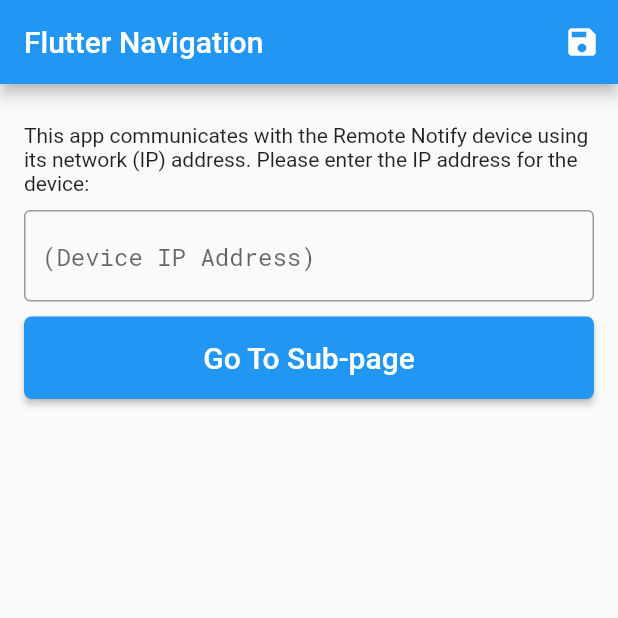
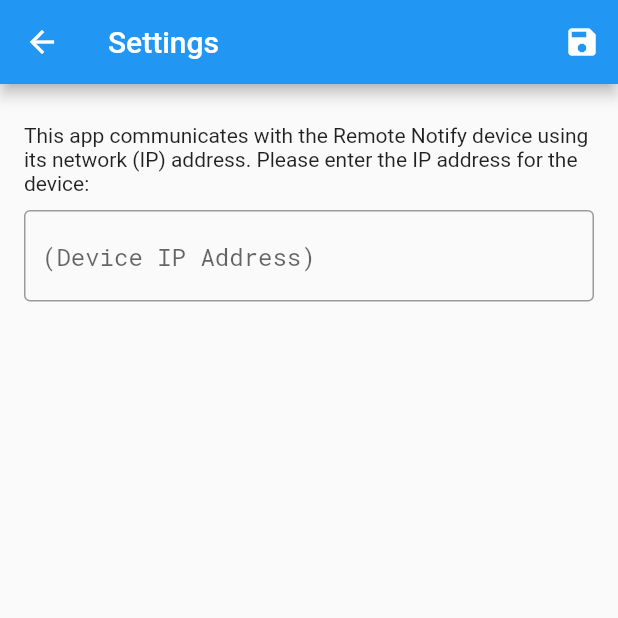
Before and after one commit to johnwargo/flutter-navigation-sample, a Flutter app: the screen it shows after launch, after a tap on "Go To Sub-page", on a phone screen of 412 x 824 dp, the top half of it. Run offline on Flutter 3.47's test engine with Material 2 defaults, Android fonts, the phone set to English and light mode, and no system bars; our stand-ins replace shared_preferences.

Commit message:
added settings page

```diff
--- a/lib/classes/config.dart
+++ b/lib/classes/config.dart
@@ -14,7 +14,7 @@ class Config {
 
   Config._internal() {
     print('Config constructor');
-    loadData();
+//    loadData();
   }
 
   Future loadData() async {
@@ -47,10 +47,4 @@ class Config {
     SharedPreferences prefs = await SharedPreferences.getInstance();
     prefs.setString(key, value);
   }
-
-//  _saveBool(key, value) async {
-//    print('Config: _saveBool($key, $value)');
-//    SharedPreferences prefs = await SharedPreferences.getInstance();
-//    prefs.setBool(key, value);
-//  }
 }
--- a/lib/pages/home.dart
+++ b/lib/pages/home.dart
@@ -1,4 +1,5 @@
 import 'package:flutter/material.dart';
+import './settings.dart';
 import '../classes/config.dart';
 
 final Config config = new Config();
@@ -43,6 +44,12 @@ class _MyHomePageState extends State<MyHomePage> {
 
   void _openPage() {
     print('Home: _openPage()');
+    Navigator.push(
+        context,
+        MaterialPageRoute(
+            builder: (BuildContext context) => SettingsPage(),
+            settings: RouteSettings(name: '/settings')
+        ));
   }
 
   @override
@@ -110,65 +117,4 @@ class _MyHomePageState extends State<MyHomePage> {
           }
         });
   }
-
-//  @override
-//  Widget build(BuildContext context) {
-//    return Scaffold(
-//      appBar: AppBar(title: Text(widget.appName), actions: <Widget>[
-//        IconButton(
-//          icon: Icon(Icons.refresh),
-//          onPressed: () {
-//            print('Home: Refresh button tapped');
-//            _deviceAddress = config.deviceAddress;
-//            deviceAddressController.text = _deviceAddress;
-//            setState(() {});
-//          },
-//        ),
-//        IconButton(
-//          icon: Icon(Icons.save),
-//          onPressed: () {
-//            print('Home: Save button tapped');
-//            // Save the data to preferences
-//            config.deviceAddress = _deviceAddress;
-//          },
-//        ),
-//      ]),
-//      body: SafeArea(
-//        child: ListView(
-//          padding: const EdgeInsets.all(16.0),
-//          children: <Widget>[
-//            SizedBox(height: 10),
-//            Text(
-//                "This app communicates with the Remote Notify device using its network (IP) address. Please enter the IP address for the device:"),
-//            SizedBox(height: 10),
-//            TextField(
-//              controller: deviceAddressController,
-//              onChanged: updateDeviceAddress,
-//              decoration: InputDecoration(
-//                  border: OutlineInputBorder(),
-//                  hintText: '(Device IP Address)'),
-//              style: TextStyle(fontFamily: 'Roboto Mono'),
-//            ),
-//            SizedBox(height: 10),
-//            RaisedButton(
-//              color: Colors.blue,
-//              textColor: Colors.white,
-//              disabledColor: Colors.grey,
-//              disabledTextColor: Colors.black,
-//              padding: EdgeInsets.all(16.0),
-//              shape: RoundedRectangleBorder(
-//                borderRadius: BorderRadius.circular(5),
-//              ),
-//              splashColor: Colors.blueAccent,
-//              onPressed: _openPage,
-//              child: Text(
-//                "Go To Sub-page",
-//                style: TextStyle(fontSize: 20.0),
-//              ),
-//            ),
-//          ],
-//        ),
-//      ),
-//    );
-//  }
 }
--- /dev/null
+++ b/lib/pages/settings.dart
@@ -0,0 +1,68 @@
+import 'package:flutter/material.dart';
+import '../classes/config.dart';
+
+final Config config = new Config();
+
+class SettingsPage extends StatefulWidget {
+  SettingsPage({Key key}) : super(key: key);
+
+  @override
+  _SettingsPageState createState() => _SettingsPageState();
+}
+
+class _SettingsPageState extends State<SettingsPage> {
+  // Text Editing Controllers
+  TextEditingController deviceAddressController;
+
+  String _deviceAddress = config.deviceAddress;
+
+  @override
+  void initState() {
+    print('Settings: initState()');
+    super.initState();
+
+    // Set the initial value for the edit field
+    deviceAddressController = TextEditingController(text: _deviceAddress);
+  }
+
+  void updateDeviceAddress(String value) {
+    print('Settings: _updateDeviceAddress($value)');
+    _deviceAddress = value;
+  }
+
+  @override
+  Widget build(BuildContext context) {
+    return Scaffold(
+      appBar: AppBar(title: Text('Settings'), actions: <Widget>[
+        IconButton(
+          icon: Icon(Icons.save),
+          onPressed: () {
+            print('Settings: Save button tapped');
+            // Save the data to preferences
+            config.deviceAddress = _deviceAddress;
+          },
+        ),
+      ]),
+      body: SafeArea(
+        child: ListView(
+          padding: const EdgeInsets.all(16.0),
+          children: <Widget>[
+            SizedBox(height: 10),
+            Text(
+                "This app communicates with the Remote Notify device using its network (IP) address. Please enter the IP address for the device:"),
+            SizedBox(height: 10),
+            TextField(
+              controller: deviceAddressController,
+              onChanged: updateDeviceAddress,
+              decoration: InputDecoration(
+                  border: OutlineInputBorder(),
+                  hintText: '(Device IP Address)'),
+              style: TextStyle(fontFamily: 'Roboto Mono'),
+            ),
+          ],
+        ),
+      ),
+    );
+  }
+
+}
```
